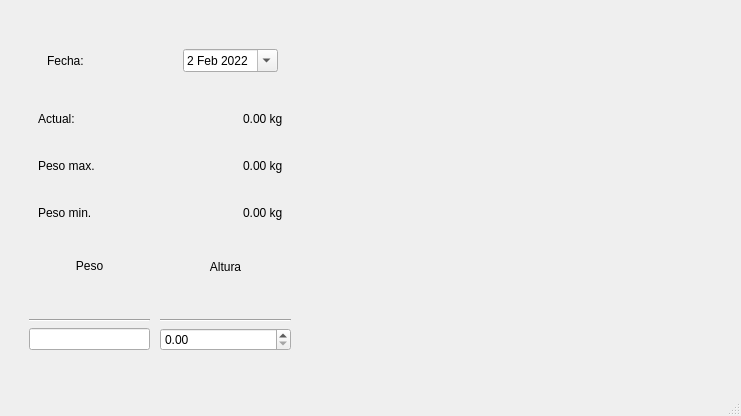
This is ventanaprincipal.ui in ronnyR4815/P59-Calculo-de-IMC as Qt 5 draws it before an edit. The edited form follows.
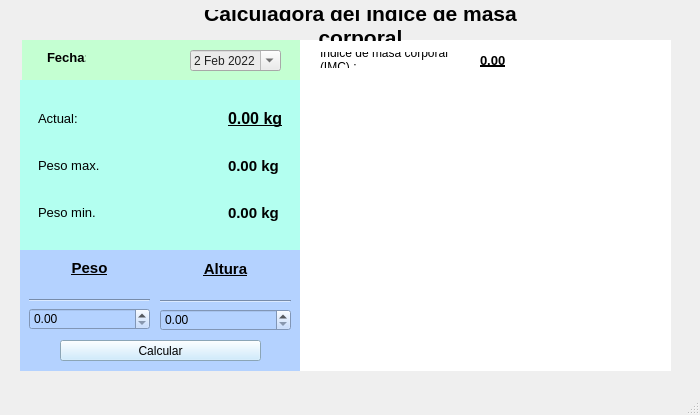
This is the edited form.

Commit message: Calculos y color de GUI

What changed in the file:
```diff
--- a/ventanaprincipal.ui
+++ b/ventanaprincipal.ui
@@ -6,10 +6,22 @@
    <rect>
     <x>0</x>
     <y>0</y>
-    <width>741</width>
-    <height>416</height>
+    <width>700</width>
+    <height>415</height>
    </rect>
   </property>
+  <property name="minimumSize">
+   <size>
+    <width>700</width>
+    <height>410</height>
+   </size>
+  </property>
+  <property name="maximumSize">
+   <size>
+    <width>705</width>
+    <height>415</height>
+   </size>
+  </property>
   <property name="windowTitle">
    <string>VentanaPrincipal</string>
   </property>
@@ -23,6 +35,9 @@
       <height>171</height>
      </rect>
     </property>
+    <property name="styleSheet">
+     <string notr="true">background-color: rgb(179, 255, 240);</string>
+    </property>
     <layout class="QGridLayout" name="gridLayout_2">
      <item row="0" column="0">
       <widget class="QWidget" name="widget_2" native="true">
@@ -32,6 +47,12 @@
           <layout class="QVBoxLayout" name="verticalLayout_2">
            <item>
             <widget class="QLabel" name="label_2">
+             <property name="font">
+              <font>
+               <family>Nirmala UI</family>
+               <pointsize>10</pointsize>
+              </font>
+             </property>
              <property name="text">
               <string>Actual:</string>
              </property>
@@ -39,6 +60,12 @@
            </item>
            <item>
             <widget class="QLabel" name="label_4">
+             <property name="font">
+              <font>
+               <family>Nirmala UI</family>
+               <pointsize>10</pointsize>
+              </font>
+             </property>
              <property name="text">
               <string>Peso max.</string>
              </property>
@@ -46,6 +73,12 @@
            </item>
            <item>
             <widget class="QLabel" name="label_6">
+             <property name="font">
+              <font>
+               <family>Nirmala UI</family>
+               <pointsize>10</pointsize>
+              </font>
+             </property>
              <property name="text">
               <string>Peso min.</string>
              </property>
@@ -61,7 +94,7 @@
           </property>
           <property name="sizeHint" stdset="0">
            <size>
-            <width>108</width>
+            <width>75</width>
             <height>20</height>
            </size>
           </property>
@@ -71,21 +104,43 @@
          <widget class="QWidget" name="widget_4" native="true">
           <layout class="QVBoxLayout" name="verticalLayout">
            <item>
-            <widget class="QLabel" name="label_3">
+            <widget class="QLabel" name="out_pesoAc">
+             <property name="font">
+              <font>
+               <pointsize>12</pointsize>
+               <weight>75</weight>
+               <bold>true</bold>
+               <underline>true</underline>
+              </font>
+             </property>
              <property name="text">
               <string>0.00 kg</string>
              </property>
             </widget>
            </item>
            <item>
-            <widget class="QLabel" name="label_5">
+            <widget class="QLabel" name="out_pesoMax">
+             <property name="font">
+              <font>
+               <pointsize>11</pointsize>
+               <weight>75</weight>
+               <bold>true</bold>
+              </font>
+             </property>
              <property name="text">
               <string>0.00 kg</string>
              </property>
             </widget>
            </item>
            <item>
-            <widget class="QLabel" name="label_7">
+            <widget class="QLabel" name="out_pesoMin">
+             <property name="font">
+              <font>
+               <pointsize>11</pointsize>
+               <weight>75</weight>
+               <bold>true</bold>
+              </font>
+             </property>
              <property name="text">
               <string>0.00 kg</string>
              </property>
@@ -105,21 +160,33 @@
       <x>20</x>
       <y>250</y>
       <width>281</width>
-      <height>111</height>
+      <height>121</height>
      </rect>
     </property>
+    <property name="styleSheet">
+     <string notr="true">background-color: rgb(180, 210, 255);</string>
+    </property>
     <widget class="QWidget" name="widget_7" native="true">
      <property name="geometry">
       <rect>
        <x>9</x>
        <y>9</y>
        <width>121</width>
-       <height>91</height>
+       <height>71</height>
       </rect>
      </property>
      <layout class="QVBoxLayout" name="verticalLayout_4">
       <item>
        <widget class="QLabel" name="label_8">
+        <property name="font">
+         <font>
+          <family>Nirmala UI</family>
+          <pointsize>11</pointsize>
+          <weight>75</weight>
+          <bold>true</bold>
+          <underline>true</underline>
+         </font>
+        </property>
         <property name="text">
          <string>Peso</string>
         </property>
@@ -136,7 +203,7 @@
        </widget>
       </item>
       <item>
-       <widget class="QLineEdit" name="lineEdit"/>
+       <widget class="QDoubleSpinBox" name="in_peso"/>
       </item>
      </layout>
     </widget>
@@ -146,12 +213,21 @@
        <x>140</x>
        <y>10</y>
        <width>131</width>
-       <height>91</height>
+       <height>71</height>
       </rect>
      </property>
      <layout class="QVBoxLayout" name="verticalLayout_3">
       <item>
        <widget class="QLabel" name="label_9">
+        <property name="font">
+         <font>
+          <family>Nirmala UI</family>
+          <pointsize>11</pointsize>
+          <weight>75</weight>
+          <bold>true</bold>
+          <underline>true</underline>
+         </font>
+        </property>
         <property name="text">
          <string>Altura</string>
         </property>
@@ -172,6 +248,22 @@
       </item>
      </layout>
     </widget>
+    <widget class="QPushButton" name="btn_calcular">
+     <property name="geometry">
+      <rect>
+       <x>40</x>
+       <y>90</y>
+       <width>201</width>
+       <height>21</height>
+      </rect>
+     </property>
+     <property name="styleSheet">
+      <string notr="true">background-color: rgb(194, 231, 255);</string>
+     </property>
+     <property name="text">
+      <string>Calcular</string>
+     </property>
+    </widget>
    </widget>
    <widget class="QWidget" name="widget_5" native="true">
     <property name="geometry">
@@ -179,38 +271,48 @@
       <x>22</x>
       <y>40</y>
       <width>281</width>
-      <height>41</height>
+      <height>40</height>
      </rect>
     </property>
-    <layout class="QGridLayout" name="gridLayout_3">
-     <property name="leftMargin">
-      <number>25</number>
-     </property>
-     <property name="rightMargin">
-      <number>25</number>
-     </property>
-     <item row="0" column="0">
+    <property name="styleSheet">
+     <string notr="true">background-color: rgb(196, 255, 210);</string>
+    </property>
       <widget class="QLabel" name="label">
+     <property name="geometry">
+      <rect>
+       <x>25</x>
+       <y>9</y>
+       <width>39</width>
+       <height>17</height>
+      </rect>
+     </property>
+     <property name="font">
+      <font>
+       <family>Nirmala UI</family>
+       <pointsize>10</pointsize>
+       <weight>75</weight>
+       <bold>true</bold>
+      </font>
+     </property>
        <property name="text">
         <string>Fecha:</string>
        </property>
       </widget>
-     </item>
-     <item row="0" column="1">
-      <spacer name="horizontalSpacer_2">
-       <property name="orientation">
-        <enum>Qt::Horizontal</enum>
-       </property>
-       <property name="sizeHint" stdset="0">
-        <size>
-         <width>174</width>
-         <height>20</height>
-        </size>
-       </property>
-      </spacer>
-     </item>
-     <item row="0" column="2">
-      <widget class="QDateEdit" name="dateEdit">
+    <widget class="QDateEdit" name="in_fecha">
+     <property name="geometry">
+      <rect>
+       <x>168</x>
+       <y>10</y>
+       <width>91</width>
+       <height>21</height>
+      </rect>
+     </property>
+     <property name="styleSheet">
+      <string notr="true">alternate-background-color: rgb(255, 255, 255);
+border-color: rgb(196, 255, 210);
+color: rgb(33, 33, 33);
+background-color: rgb(235, 235, 235);</string>
+     </property>
        <property name="readOnly">
         <bool>false</bool>
        </property>
@@ -244,18 +346,89 @@
         </date>
        </property>
       </widget>
-     </item>
-    </layout>
    </widget>
    <widget class="QWidget" name="widget_9" native="true">
     <property name="geometry">
      <rect>
-      <x>320</x>
-      <y>30</y>
-      <width>401</width>
+      <x>300</x>
+      <y>40</y>
+      <width>371</width>
       <height>331</height>
      </rect>
     </property>
+    <property name="styleSheet">
+     <string notr="true">background-color: rgb(255, 255, 255);</string>
+    </property>
+    <widget class="QLabel" name="label_3">
+     <property name="geometry">
+      <rect>
+       <x>20</x>
+       <y>12</y>
+       <width>151</width>
+       <height>16</height>
+      </rect>
+     </property>
+     <property name="text">
+      <string>Indice de masa corporal (IMC) :</string>
+     </property>
+     <property name="scaledContents">
+      <bool>false</bool>
+     </property>
+     <property name="wordWrap">
+      <bool>true</bool>
+     </property>
+    </widget>
+    <widget class="QLabel" name="out_imc">
+     <property name="geometry">
+      <rect>
+       <x>180</x>
+       <y>10</y>
+       <width>51</width>
+       <height>20</height>
+      </rect>
+     </property>
+     <property name="font">
+      <font>
+       <pointsize>10</pointsize>
+       <weight>75</weight>
+       <bold>true</bold>
+       <underline>true</underline>
+      </font>
+     </property>
+     <property name="text">
+      <string>0.00</string>
+     </property>
+     <property name="wordWrap">
+      <bool>true</bool>
+     </property>
+    </widget>
+   </widget>
+   <widget class="QLabel" name="label_5">
+    <property name="geometry">
+     <rect>
+      <x>160</x>
+      <y>10</y>
+      <width>401</width>
+      <height>31</height>
+     </rect>
+    </property>
+    <property name="font">
+     <font>
+      <family>Nirmala UI</family>
+      <pointsize>16</pointsize>
+      <weight>75</weight>
+      <bold>true</bold>
+     </font>
+    </property>
+    <property name="text">
+     <string>Calculadora del Indice de masa corporal</string>
+    </property>
+    <property name="alignment">
+     <set>Qt::AlignCenter</set>
+    </property>
+    <property name="wordWrap">
+     <bool>true</bool>
+    </property>
    </widget>
   </widget>
   <widget class="QMenuBar" name="menubar">
```
Left out of the diff: 4 changed lines with no effect on the pictures. Lines whose indentation alone changed are shown as unchanged. The commit also changes 5 other files.
